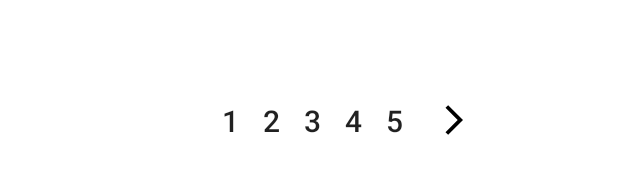
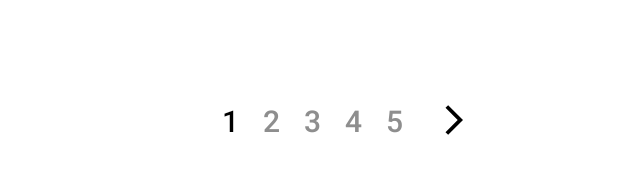
Before and after one commit to MopeTeam1/Nemsy, an Android app: the layout fragment_post_list.xml on its own in the app's theme, with its tools: preview values and no code run, on a phone screen of 412 x 824 dp. Shown: the part 975-1149 px from the top of the screen. Run offline under Robolectric (Android 15) with nearby library versions, the phone set to English and light mode, and no system bars; network calls fail.

Commit message:
feat: 페이지 변경 시 페이지네이션 버튼 색상 변경

```diff
--- a/app/src/main/java/com/example/nemsy/PostListFragment.java
+++ b/app/src/main/java/com/example/nemsy/PostListFragment.java
@@ -1,6 +1,7 @@
 package com.example.nemsy;
 
 import android.content.Intent;
+import android.graphics.Color;
 import android.os.Bundle;
 import android.os.Handler;
 import android.util.Log;
@@ -185,6 +186,13 @@ public class PostListFragment extends Fragment {
         @Override
         public void onClick(View view) {
             nowPageNum = Integer.parseInt(((AppCompatButton)view).getText().toString());
+            AppCompatButton selected = (AppCompatButton)view;
+            pagingFirstButton.setTextColor(Color.parseColor("#8E8E8E"));
+            pagingSecondButton.setTextColor(Color.parseColor("#8E8E8E"));
+            pagingThirdButton.setTextColor(Color.parseColor("#8E8E8E"));
+            pagingFourthButton.setTextColor(Color.parseColor("#8E8E8E"));
+            pagingFifthButton.setTextColor(Color.parseColor("#8E8E8E"));
+            selected.setTextColor(Color.parseColor("#000000"));
 
             // 게시글 가져오는 코드
             new Thread(() -> {
@@ -197,5 +205,10 @@ public class PostListFragment extends Fragment {
         for (int i=0; i<5; i++) {
             pagingButtonList[i].setText(String.valueOf(nowPageRange*5+i+1));
         }
+        pagingFirstButton.setTextColor(Color.parseColor("#000000"));
+        pagingSecondButton.setTextColor(Color.parseColor("#8E8E8E"));
+        pagingThirdButton.setTextColor(Color.parseColor("#8E8E8E"));
+        pagingFourthButton.setTextColor(Color.parseColor("#8E8E8E"));
+        pagingFifthButton.setTextColor(Color.parseColor("#8E8E8E"));
     }
 }
--- a/app/src/main/res/layout/fragment_post_list.xml
+++ b/app/src/main/res/layout/fragment_post_list.xml
@@ -1,9 +1,9 @@
 <?xml version="1.0" encoding="utf-8"?>
 <androidx.constraintlayout.widget.ConstraintLayout xmlns:android="http://schemas.android.com/apk/res/android"
     xmlns:app="http://schemas.android.com/apk/res-auto"
+    xmlns:tools="http://schemas.android.com/tools"
     android:layout_width="match_parent"
-    android:layout_height="match_parent"
-    xmlns:tools="http://schemas.android.com/tools">
+    android:layout_height="match_parent">
 
     <TextView
         android:id="@+id/communityTextView"
@@ -20,6 +20,7 @@
 
     <androidx.appcompat.widget.AppCompatButton
         android:id="@+id/postButton"
+        style="?android:attr/borderlessButtonStyle"
         android:layout_width="64dp"
         android:layout_height="28dp"
         android:layout_marginTop="36dp"
@@ -30,9 +31,8 @@
         android:textAlignment="center"
         android:textColor="@color/white"
         android:textSize="12sp"
-        style="?android:attr/borderlessButtonStyle"
-        app:layout_constraintTop_toTopOf="parent"
-        app:layout_constraintEnd_toEndOf="parent"/>
+        app:layout_constraintEnd_toEndOf="parent"
+        app:layout_constraintTop_toTopOf="parent" />
 
     <androidx.recyclerview.widget.RecyclerView
         android:id="@+id/postRecyclerView"
@@ -47,12 +47,11 @@
     <LinearLayout
         android:layout_width="wrap_content"
         android:layout_height="wrap_content"
-        app:layout_constraintBottom_toBottomOf="parent"
-        app:layout_constraintStart_toStartOf="@id/postRecyclerView"
-        app:layout_constraintEnd_toEndOf="@id/postRecyclerView"
         android:layout_marginBottom="80dp"
         android:gravity="center"
-        >
+        app:layout_constraintBottom_toBottomOf="parent"
+        app:layout_constraintEnd_toEndOf="@id/postRecyclerView"
+        app:layout_constraintStart_toStartOf="@id/postRecyclerView">
 
         <ImageButton
             android:id="@+id/btn_paging_back"
@@ -60,87 +59,85 @@
             android:layout_height="wrap_content"
             android:background="@drawable/ic_baseline_arrow_back_ios_24"
             android:backgroundTint="@color/black"
+            android:minWidth="0dp"
             android:minHeight="0dp"
-            android:minWidth="0dp"
-            android:visibility="invisible"
-            />
+            android:visibility="invisible" />
 
         <androidx.appcompat.widget.AppCompatButton
             android:id="@+id/btn_paging_1"
             android:layout_width="wrap_content"
             android:layout_height="wrap_content"
+            android:layout_marginLeft="16dp"
+            android:layout_weight="1"
             android:background="@drawable/button_paging"
-            tools:text="1"
-            android:layout_marginLeft="16dp"
+            android:minWidth="0dp"
             android:minHeight="0dp"
-            android:minWidth="0dp"
+            android:textColor="@color/black"
             android:textSize="20sp"
-            android:layout_weight="1"
-            />
+            tools:text="1" />
 
         <androidx.appcompat.widget.AppCompatButton
             android:id="@+id/btn_paging_2"
             android:layout_width="wrap_content"
             android:layout_height="wrap_content"
+            android:layout_marginLeft="16dp"
+            android:layout_weight="1"
             android:background="@drawable/button_paging"
-            tools:text="2"
-            android:layout_marginLeft="16dp"
+            android:minWidth="0dp"
             android:minHeight="0dp"
-            android:minWidth="0dp"
+            android:textColor="@color/gray"
             android:textSize="20sp"
-            android:layout_weight="1"
-            />
+            tools:text="2" />
 
         <androidx.appcompat.widget.AppCompatButton
             android:id="@+id/btn_paging_3"
             android:layout_width="wrap_content"
             android:layout_height="wrap_content"
+            android:layout_marginLeft="16dp"
+            android:layout_weight="1"
             android:background="@drawable/button_paging"
-            tools:text="3"
-            android:layout_marginLeft="16dp"
+            android:minWidth="0dp"
             android:minHeight="0dp"
-            android:minWidth="0dp"
+            android:textColor="@color/gray"
             android:textSize="20sp"
-            android:layout_weight="1"
-            />
+            tools:text="3" />
 
         <androidx.appcompat.widget.AppCompatButton
             android:id="@+id/btn_paging_4"
             android:layout_width="wrap_content"
             android:layout_height="wrap_content"
+            android:layout_marginLeft="16dp"
+            android:layout_weight="1"
             android:background="@drawable/button_paging"
-            tools:text="4"
-            android:layout_marginLeft="16dp"
+            android:minWidth="0dp"
             android:minHeight="0dp"
-            android:minWidth="0dp"
+            android:textColor="@color/gray"
             android:textSize="20sp"
-            android:layout_weight="1"
-            />
+            tools:text="4" />
 
         <androidx.appcompat.widget.AppCompatButton
             android:id="@+id/btn_paging_5"
             android:layout_width="wrap_content"
             android:layout_height="wrap_content"
+            android:layout_marginLeft="16dp"
+            android:layout_weight="1"
             android:background="@drawable/button_paging"
-            tools:text="5"
-            android:layout_marginLeft="16dp"
+            android:minWidth="0dp"
             android:minHeight="0dp"
-            android:minWidth="0dp"
+            android:textColor="@color/gray"
             android:textSize="20sp"
-            android:layout_weight="1"
-            />
+            tools:text="5" />
 
         <ImageButton
             android:id="@+id/btn_paging_next"
             android:layout_width="wrap_content"
             android:layout_height="wrap_content"
+            android:layout_marginLeft="16dp"
             android:background="@drawable/ic_baseline_arrow_next_ios_24"
             android:backgroundTint="@color/black"
-            android:visibility="visible"
-            android:layout_marginLeft="16dp"
+            android:minWidth="0dp"
             android:minHeight="0dp"
-            android:minWidth="0dp"
-            />
+            android:visibility="visible" />
     </LinearLayout>
 
 
```
